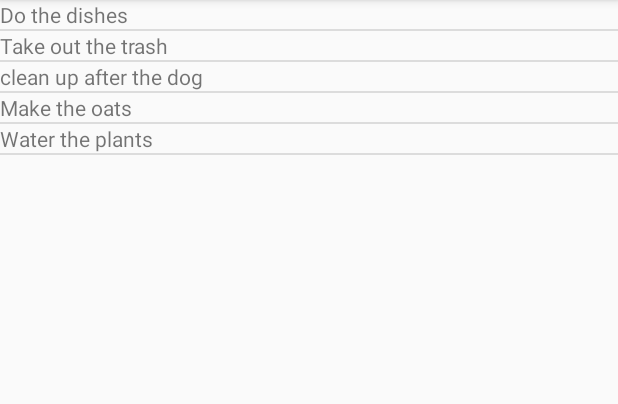
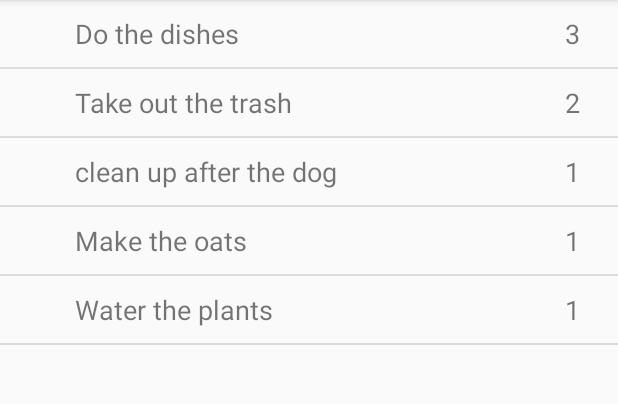
Before and after one commit to DannyMardini/ChoreGame, an Android app: the screen it shows after launch (MainActivity), on a phone screen of 412 x 824 dp, the part 84-488 px from its top. Run offline under Robolectric (Android 15) with nearby library versions, the phone set to English and light mode, and no system bars.

Commit message:
Adding some cursory points.

```diff
--- a/app/src/main/java/com/mardinistudios/choregame/ChoreListFragment.java
+++ b/app/src/main/java/com/mardinistudios/choregame/ChoreListFragment.java
@@ -21,9 +21,6 @@ public class ChoreListFragment extends ListFragment {
     private List<HashMap<String, String>> data;
     private ListAdapter adapter;
 
-    public ChoreListFragment() {
-    }
-
     @Override
     public void onCreate(Bundle savedInstanceState) {
         super.onCreate(savedInstanceState);
@@ -38,14 +35,25 @@ public class ChoreListFragment extends ListFragment {
                 "Water the plants"
         };
 
-        for(String chore : chores) {
+        int[] points = new int[] {
+                3,
+                2,
+                1,
+                1,
+                1
+        };
+
+        for (int i = 0; i < chores.length; i++) {
+            String chore = chores[i];
+            int point = points[i];
             HashMap<String, String> row = new HashMap<String, String>();
             row.put("title", chore);
+            row.put("points", Integer.toString(point));
             data.add(row);
         }
 
-        String[] from = new String[] { "title" };
-        int[] to = new int[] { R.id.choreName };
+        String[] from = new String[] { "title", "points" };
+        int[] to = new int[] { R.id.choreName, R.id.chorePoints };
 
         this.adapter = new SimpleAdapter(getActivity(), data, R.layout.chore_list, from, to);
         setListAdapter(this.adapter);
--- a/app/src/main/res/layout/chore_list.xml
+++ b/app/src/main/res/layout/chore_list.xml
@@ -1,12 +1,24 @@
 <?xml version="1.0" encoding="utf-8"?>
 <LinearLayout xmlns:android="http://schemas.android.com/apk/res/android"
               xmlns:app="http://schemas.android.com/apk/res-auto"
-              android:orientation="vertical"
-              android:layout_width="match_parent"
-              android:layout_height="match_parent"
+              android:orientation="horizontal"
+              android:layout_width="fill_parent"
+              android:layout_height="wrap_content"
               app:layout_behavior="@string/appbar_scrolling_view_behavior">
     <TextView
         android:id="@+id/choreName"
         android:layout_width="wrap_content"
-        android:layout_height="wrap_content" />
+        android:layout_height="wrap_content"
+        android:paddingTop="@dimen/chore_list_padding"
+        android:paddingBottom="@dimen/chore_list_padding"
+        android:paddingLeft="@dimen/chore_list_padding_left"
+        android:textSize="@dimen/chore_list_text_size" />
+    <TextView
+        android:id="@+id/chorePoints"
+        android:layout_width="fill_parent"
+        android:layout_height="wrap_content"
+        android:layout_gravity="end|center_vertical"
+        android:gravity="end"
+        android:textSize="@dimen/chore_list_text_size"
+        android:paddingRight="@dimen/chore_list_point_padding_right"/>
 </LinearLayout>
--- a/app/src/main/res/values/dimens.xml
+++ b/app/src/main/res/values/dimens.xml
@@ -3,4 +3,8 @@
     <dimen name="activity_horizontal_margin">16dp</dimen>
     <dimen name="activity_vertical_margin">16dp</dimen>
     <dimen name="fab_margin">16dp</dimen>
+    <dimen name="chore_list_padding">10dp</dimen>
+    <dimen name="chore_list_padding_left">50dp</dimen>
+    <dimen name="chore_list_text_size">18sp</dimen>
+    <dimen name="chore_list_point_padding_right">25dp</dimen>
 </resources>
```
